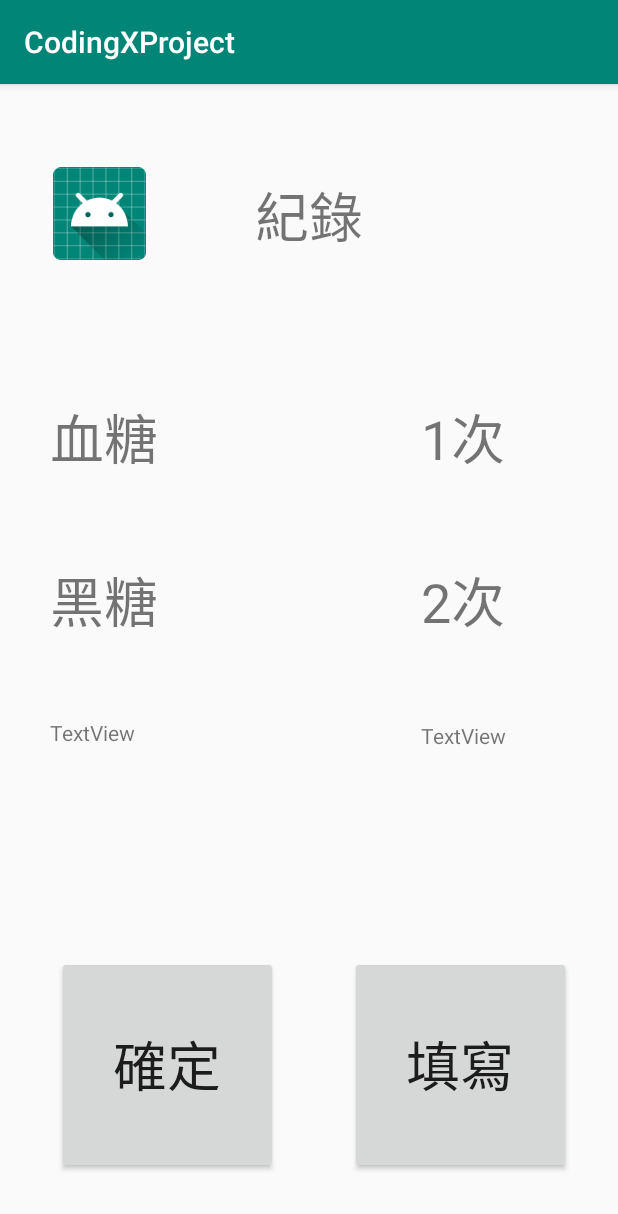
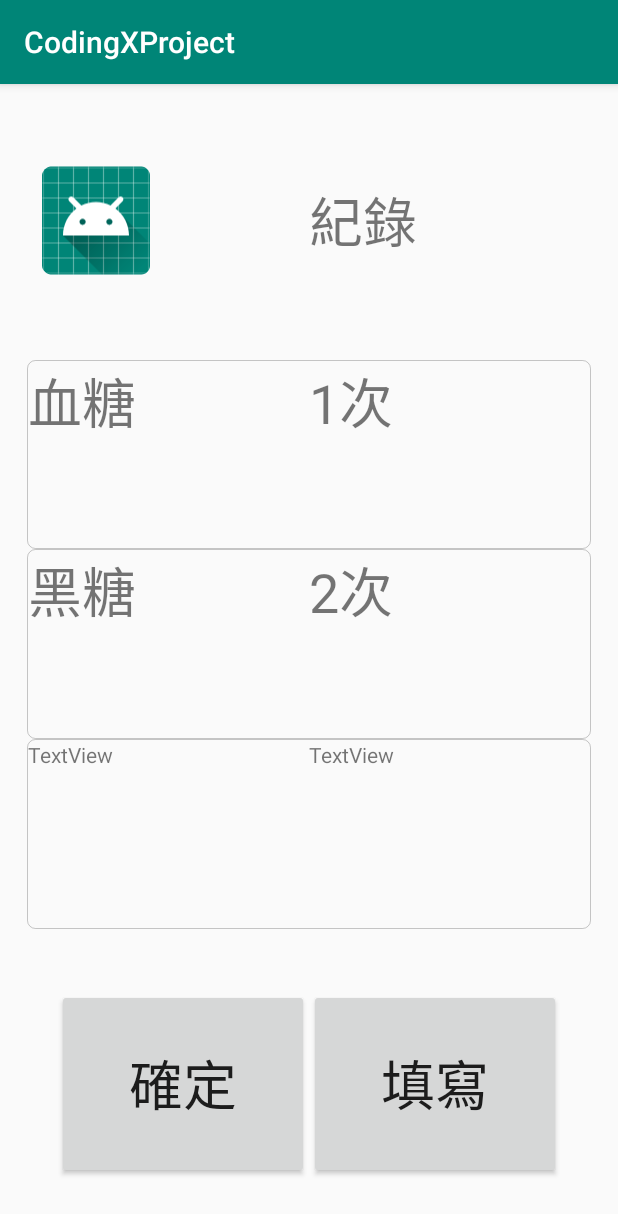
Before and after one commit to Xiao75896453/CodingXProject, an Android app: the RemindRecordActivity screen opened directly, with no data from a screen before it, on a phone screen of 412 x 824 dp. Shown: the top 1214 px of the screen. Run offline under Robolectric (Android 15) with nearby library versions, the phone set to English and light mode, and no system bars.

Commit message:
fix all layouts in present project (set them with scale)

```diff
--- /dev/null
+++ b/app/src/main/res/drawable/underline.xml
@@ -0,0 +1,31 @@
+<?xml version="1.0" encoding="utf-8"?>
+<!--<layer-list xmlns:android="http://schemas.android.com/apk/res/android"> &lt;!&ndash; 連框顏色值 &ndash;&gt;-->
+    <!--<item>-->
+        <!--<shape>-->
+            <!--<solid android:color="#dddddd" />-->
+        <!--</shape>-->
+    <!--</item> &lt;!&ndash; 主體背景顏色值 &ndash;&gt;-->
+    <!--<item android:bottom="1dp"> &lt;!&ndash;設置只有底部有邊框&ndash;&gt;-->
+        <!--<shape>-->
+            <!--<solid android:color="#ffffff" />-->
+        <!--</shape>-->
+    <!--</item>-->
+<!--</layer-list>-->
+
+<shape xmlns:android="http://schemas.android.com/apk/res/android">
+<!--這裡是Linearlayout佈局的背景顏色-->
+    <!--<solid android:color="@color/cardview_shadow_end_color" />-->
+<!--這裡是設定邊框線的粗細和顏色-->
+    <stroke
+        android:width="0.03dp"
+        android:color="@color/cardview_shadow_start_color" />
+
+    <padding
+        android:bottom="1dp"
+        android:left="1dp"
+        android:right="1dp"
+        android:top="1dp" />
+<!--角的話，裡邊有引數可以單獨設定-->
+    <corners android:radius="5dp" />
+
+</shape>
--- a/app/src/main/res/layout/activity_item_adapter.xml
+++ b/app/src/main/res/layout/activity_item_adapter.xml
@@ -26,7 +26,8 @@
         android:layout_width="0dp"
         android:layout_weight="2"
         android:layout_height="match_parent"
-        android:layoutDirection="rtl"
+        android:layoutDirection="ltr"
+
         android:textOff="@string/off_switch"
         android:textOn="@string/on_switch"
         android:textSize="24sp"
--- a/app/src/main/res/layout/activity_remind__record.xml
+++ b/app/src/main/res/layout/activity_remind__record.xml
@@ -1,147 +1,150 @@
 <?xml version="1.0" encoding="utf-8"?>
-<androidx.constraintlayout.widget.ConstraintLayout xmlns:android="http://schemas.android.com/apk/res/android"
+<LinearLayout xmlns:android="http://schemas.android.com/apk/res/android"
     xmlns:app="http://schemas.android.com/apk/res-auto"
     xmlns:tools="http://schemas.android.com/tools"
     android:layout_width="match_parent"
     android:layout_height="match_parent"
+    android:orientation="vertical"
+    android:paddingTop="8dp"
+    android:paddingBottom="8dp"
+    android:paddingHorizontal="8dp"
+    android:weightSum="5"
     tools:context=".Remind.RemindRecordActivity">
+
+    <LinearLayout
+        android:layout_width="match_parent"
+        android:layout_height="0dp"
+        android:orientation="horizontal"
+        android:layout_margin="20dp"
+        android:layout_weight="1">
+
+        <ImageView
+            android:id="@+id/imageView7"
+            android:layout_width="wrap_content"
+            android:layout_height="match_parent"
+            app:srcCompat="@mipmap/ic_launcher" />
+
+        <TextView
+            android:layout_height="match_parent"
+            android:layout_width="match_parent"
+            android:id="@+id/textView11"
+            android:layout_gravity="center"
+            android:gravity="center_vertical"
+            android:textAlignment="center"
+            android:text="紀錄"
+            android:textSize="36sp" />
+
+    </LinearLayout>
+
+    <LinearLayout
+        android:layout_width="match_parent"
+        android:layout_height="0dp"
+        android:layout_weight="3"
+        android:layout_margin="10dp"
+        android:orientation="vertical"
+        android:weightSum="3">
+
+        <LinearLayout
+            android:layout_width="match_parent"
+            android:layout_height="0dp"
+            android:orientation="horizontal"
+            android:layout_weight="1"
+            android:weightSum="2"
+            android:background="@drawable/underline">
+
+            <TextView
+                android:id="@+id/textView14"
+                android:layout_width="0dp"
+                android:layout_weight="1"
+                android:layout_height="wrap_content"
+                android:text="血糖"
+                android:textSize="36sp" />
+
+            <TextView
+                android:id="@+id/textView15"
+                android:layout_width="0dp"
+                android:layout_weight="1"
+                android:layout_height="wrap_content"
+                android:text="1次"
+                android:textSize="36sp" />
+
+        </LinearLayout>
+
+        <LinearLayout
+            android:layout_width="match_parent"
+            android:layout_height="0dp"
+            android:orientation="horizontal"
+            android:layout_weight="1"
+            android:weightSum="2"
+            android:background="@drawable/underline">
+
+            <TextView
+                android:id="@+id/textView12"
+                android:layout_width="0dp"
+                android:layout_height="wrap_content"
+                android:layout_weight="1"
+                android:text="黑糖"
+                android:textSize="36sp" />
 
             <TextView
                 android:id="@+id/textView9"
-        android:layout_width="76dp"
-        android:layout_height="67dp"
-        android:layout_marginStart="41dp"
-        android:layout_marginLeft="41dp"
-        android:layout_marginTop="41dp"
-        android:layout_marginEnd="60dp"
-        android:layout_marginRight="60dp"
+                android:layout_width="0dp"
+                android:layout_weight="1"
+                android:layout_height="wrap_content"
                 android:text="2次"
-        android:textSize="36sp"
-        app:layout_constraintEnd_toEndOf="parent"
-        app:layout_constraintStart_toEndOf="@+id/textView12"
-        app:layout_constraintTop_toBottomOf="@+id/textView15" />
+                android:textSize="36sp" />
+
+        </LinearLayout>
+
+        <LinearLayout
+            android:layout_width="match_parent"
+            android:layout_height="0dp"
+            android:orientation="horizontal"
+            android:layout_weight="1"
+            android:weightSum="2"
+            android:background="@drawable/underline">
+
+            <TextView
+                android:id="@+id/textView13"
+                android:layout_weight="1"
+                android:layout_width="0dp"
+                android:layout_height="wrap_content"
+                android:text="TextView" />
 
             <TextView
                 android:id="@+id/textView10"
-        android:layout_width="76dp"
-        android:layout_height="67dp"
-        android:layout_marginStart="41dp"
-        android:layout_marginLeft="41dp"
-        android:layout_marginTop="40dp"
-        android:layout_marginEnd="60dp"
-        android:layout_marginRight="60dp"
-        android:text="TextView"
-        app:layout_constraintEnd_toEndOf="parent"
-        app:layout_constraintStart_toEndOf="@+id/textView13"
-        app:layout_constraintTop_toBottomOf="@+id/textView9" />
+                android:layout_weight="1"
+                android:layout_width="0dp"
+                android:layout_height="wrap_content"
+                android:text="TextView" />
+        </LinearLayout>
+
+    </LinearLayout>
+
+    <LinearLayout
+        android:layout_width="match_parent"
+        android:layout_height="0dp"
+        android:layout_weight="1"
+        android:weightSum="2"
+        android:layout_margin="30dp">
 
         <Button
             android:id="@+id/button5"
-        android:layout_width="147dp"
-        android:layout_height="145dp"
-        android:layout_marginStart="38dp"
-        android:layout_marginLeft="38dp"
-        android:layout_marginBottom="41dp"
+            android:layout_width="0dp"
+            android:layout_weight="1"
+            android:layout_height="match_parent"
             android:text="確定"
-        android:textSize="36sp"
-        app:layout_constraintBottom_toBottomOf="parent"
-        app:layout_constraintStart_toStartOf="parent" />
+            android:textSize="36sp" />
 
         <Button
             android:id="@+id/button6"
-        android:layout_width="147dp"
-        android:layout_height="145dp"
-        android:layout_marginEnd="31dp"
-        android:layout_marginRight="31dp"
-        android:layout_marginBottom="41dp"
+            android:layout_width="0dp"
+            android:layout_weight="1"
+            android:layout_height="match_parent"
             android:text="填寫"
-        android:textSize="36sp"
-        app:layout_constraintBottom_toBottomOf="parent"
-        app:layout_constraintEnd_toEndOf="parent" />
+            android:textSize="36sp" />
 
-    <TextView
-        android:id="@+id/textView11"
-        android:layout_width="216dp"
-        android:layout_height="91dp"
-        android:layout_marginTop="42dp"
-        android:layout_marginEnd="98dp"
-        android:layout_marginRight="98dp"
-        android:gravity="center"
-        android:text="紀錄"
-        android:textSize="36sp"
-        app:layout_constraintEnd_toEndOf="parent"
-        app:layout_constraintTop_toTopOf="parent" />
+    </LinearLayout>
 
-    <ImageView
-        android:id="@+id/imageView7"
-        android:layout_width="62dp"
-        android:layout_height="94dp"
-        android:layout_marginStart="35dp"
-        android:layout_marginLeft="35dp"
-        android:layout_marginTop="39dp"
-        android:layout_marginEnd="1dp"
-        android:layout_marginRight="1dp"
-        app:layout_constraintEnd_toStartOf="@+id/textView11"
-        app:layout_constraintStart_toStartOf="parent"
-        app:layout_constraintTop_toTopOf="parent"
-        app:srcCompat="@mipmap/ic_launcher" />
 
-    <TextView
-        android:id="@+id/textView12"
-        android:layout_width="196dp"
-        android:layout_height="69dp"
-        android:layout_marginStart="38dp"
-        android:layout_marginLeft="38dp"
-        android:layout_marginTop="39dp"
-        android:layout_marginEnd="10dp"
-        android:layout_marginRight="10dp"
-        android:text="黑糖"
-        android:textSize="36sp"
-        app:layout_constraintEnd_toStartOf="@+id/textView9"
-        app:layout_constraintStart_toStartOf="parent"
-        app:layout_constraintTop_toBottomOf="@+id/textView14" />
-
-    <TextView
-        android:id="@+id/textView13"
-        android:layout_width="196dp"
-        android:layout_height="69dp"
-        android:layout_marginStart="38dp"
-        android:layout_marginLeft="38dp"
-        android:layout_marginTop="36dp"
-        android:layout_marginEnd="10dp"
-        android:layout_marginRight="10dp"
-        android:text="TextView"
-        app:layout_constraintEnd_toStartOf="@+id/textView10"
-        app:layout_constraintStart_toStartOf="parent"
-        app:layout_constraintTop_toBottomOf="@+id/textView12" />
-
-    <TextView
-        android:id="@+id/textView14"
-        android:layout_width="196dp"
-        android:layout_height="69dp"
-        android:layout_marginStart="38dp"
-        android:layout_marginLeft="38dp"
-        android:layout_marginTop="75dp"
-        android:layout_marginEnd="10dp"
-        android:layout_marginRight="10dp"
-        android:text="血糖"
-        android:textSize="36sp"
-        app:layout_constraintEnd_toStartOf="@+id/textView15"
-        app:layout_constraintStart_toStartOf="parent"
-        app:layout_constraintTop_toBottomOf="@+id/textView11" />
-
-    <TextView
-        android:id="@+id/textView15"
-        android:layout_width="76dp"
-        android:layout_height="67dp"
-        android:layout_marginStart="41dp"
-        android:layout_marginLeft="41dp"
-        android:layout_marginTop="75dp"
-        android:layout_marginEnd="60dp"
-        android:layout_marginRight="60dp"
-        android:text="1次"
-        android:textSize="36sp"
-        app:layout_constraintEnd_toEndOf="parent"
-        app:layout_constraintStart_toEndOf="@+id/textView14"
-        app:layout_constraintTop_toBottomOf="@+id/textView11" />
-</androidx.constraintlayout.widget.ConstraintLayout>
+</LinearLayout>
```
Also changed, not shown: app/src/main/java/com/example/codingxproject/MainActivity.java (+16 -18 lines), app/src/main/res/layout/activity_data_record__blood_pressure__dbp.xml (+4 -10 lines), app/src/main/res/layout/activity_data_record__blood_sugar.xml (+29 -29 lines), app/src/main/res/layout/activity_remind__drug_taking.xml (+3 -27 lines), app/src/main/res/layout/activity_remind_take_medicine.xml (+133 -105 lines). Lines whose indentation alone changed are shown as unchanged.
